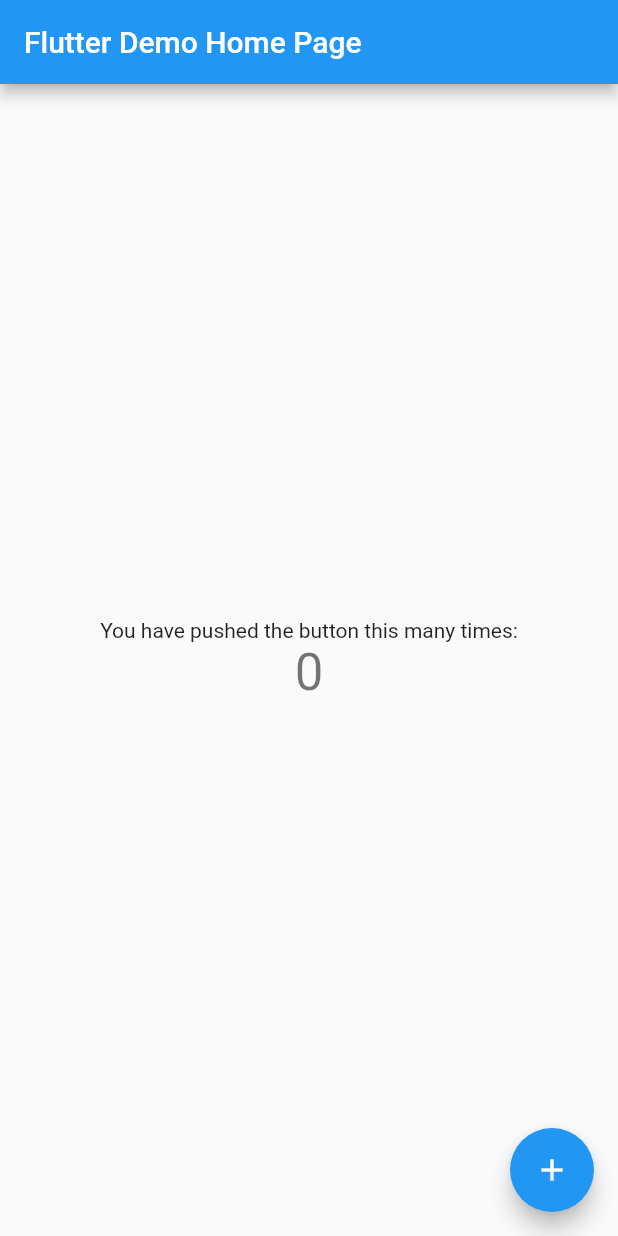
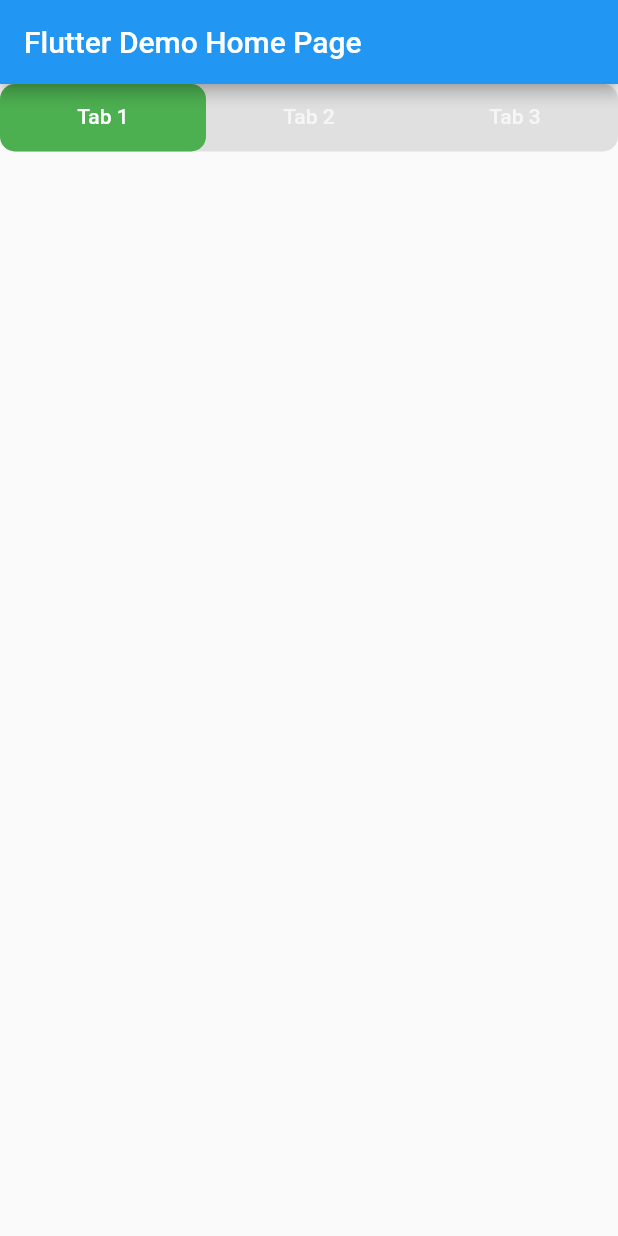
Before and after one commit to JosephLattisaw/flutter_tab_widget, a Flutter app: the screen it shows after launch, on a phone screen of 412 x 824 dp. Run offline on Flutter 3.47's test engine with Material 2 defaults, Android fonts, the phone set to English and light mode, and no system bars; our stand-ins replace flutter_hooks.

Commit message:
flutter tab widget working

```diff
--- a/lib/main.dart
+++ b/lib/main.dart
@@ -1,4 +1,7 @@
 import 'package:flutter/material.dart';
+import 'package:flutter_hooks/flutter_hooks.dart';
+
+import 'package:flutter_tab_widget/tab_widget.dart' as tab_widget;
 
 void main() {
   runApp(MyApp());
@@ -8,7 +11,7 @@ class MyApp extends StatelessWidget {
   @override
   Widget build(BuildContext context) {
     return MaterialApp(
-      title: 'Flutter Demo',
+      title: 'Flutter Tab Widget',
       theme: ThemeData(
         primarySwatch: Colors.blue,
       ),
@@ -17,48 +20,20 @@ class MyApp extends StatelessWidget {
   }
 }
 
-class MyHomePage extends StatefulWidget {
-  MyHomePage({Key key, this.title}) : super(key: key);
+class MyHomePage extends HookWidget {
+  MyHomePage({Key? key, this.title}) : super(key: key);
 
-  final String title;
-
-  @override
-  _MyHomePageState createState() => _MyHomePageState();
-}
-
-class _MyHomePageState extends State<MyHomePage> {
-  int _counter = 0;
-
-  void _incrementCounter() {
-    setState(() {
-      _counter++;
-    });
-  }
+  final String? title;
+  static const String defaultTitle = "";
 
   @override
   Widget build(BuildContext context) {
     return Scaffold(
       appBar: AppBar(
-        title: Text(widget.title),
+        title: Text(this.title ?? defaultTitle),
       ),
       body: Center(
-        child: Column(
-          mainAxisAlignment: MainAxisAlignment.center,
-          children: <Widget>[
-            Text(
-              'You have pushed the button this many times:',
-            ),
-            Text(
-              '$_counter',
-              style: Theme.of(context).textTheme.headline4,
-            ),
-          ],
-        ),
-      ),
-      floatingActionButton: FloatingActionButton(
-        onPressed: _incrementCounter,
-        tooltip: 'Increment',
-        child: Icon(Icons.add),
+        child: tab_widget.TabWidget(),
       ),
     );
   }
--- /dev/null
+++ b/lib/tab_widget.dart
@@ -0,0 +1,52 @@
+library tab_widget;
+
+import 'package:flutter/material.dart';
+import 'package:flutter_hooks/flutter_hooks.dart';
+
+class TabWidget extends HookWidget {
+  static const double DEFAULT_BORDER_RADIUS = 10.0;
+  static const DEFAULT_PADDING = const EdgeInsets.all(0.0);
+  static const double DEFAULT_CONTAINER_HEIGHT = 45;
+
+  @override
+  Widget build(BuildContext context) {
+    final tabs = useMemoized(() => [
+          Tab(text: "Tab 1"),
+          Tab(text: "Tab 2"),
+          Tab(text: "Tab 3"),
+        ]);
+
+    final ticker = useSingleTickerProvider();
+    final tabController =
+        useMemoized(() => TabController(length: tabs.length, vsync: ticker));
+    final defaultBorderRadius =
+        useMemoized(() => BorderRadius.circular(DEFAULT_BORDER_RADIUS));
+
+    useEffect(() {
+      return tabController.dispose;
+    }, const []);
+
+    return Padding(
+      padding: DEFAULT_PADDING,
+      child: Column(
+        children: [
+          Container(
+            height: DEFAULT_CONTAINER_HEIGHT,
+            decoration: BoxDecoration(
+              color: Colors.grey.shade300,
+              borderRadius: defaultBorderRadius,
+            ),
+            child: TabBar(
+              controller: tabController,
+              indicator: BoxDecoration(
+                color: Colors.green,
+                borderRadius: defaultBorderRadius,
+              ),
+              tabs: tabs,
+            ),
+          ),
+        ],
+      ),
+    );
+  }
+}
--- a/pubspec.yaml
+++ b/pubspec.yaml
@@ -14,6 +14,7 @@ dependencies:
   flutter:
     sdk: flutter
   cupertino_icons: ^1.0.2
+  flutter_hooks: ^0.16.0
 
 dev_dependencies:
   flutter_test:
```
Also changed, not shown: pubspec.lock.
